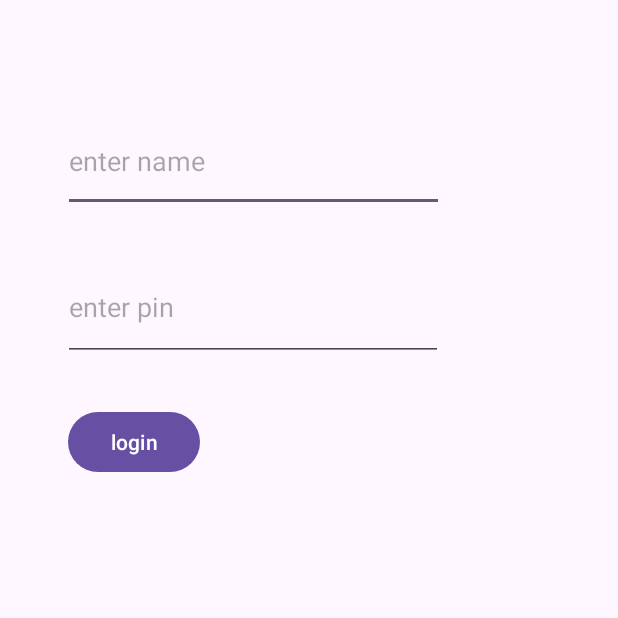
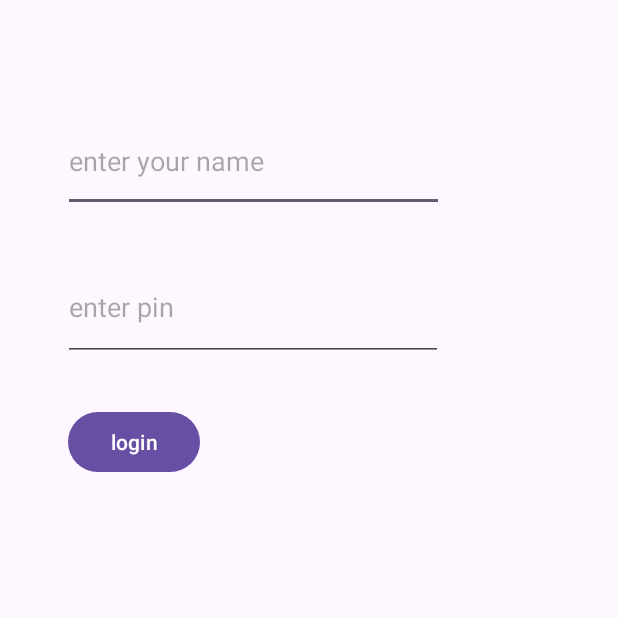
Before and after one commit to lunar-alt/login, an Android app: the screen it shows after launch (MainActivity), on a phone screen of 412 x 824 dp, the top half of it. Run offline under Robolectric (Android 15) with nearby library versions, the phone set to English and light mode, and no system bars.

```diff
--- a/app/src/main/java/com/example/login/MainActivity.kt
+++ b/app/src/main/java/com/example/login/MainActivity.kt
@@ -4,6 +4,7 @@ import android.content.Intent
 import android.net.Uri
 import androidx.appcompat.app.AppCompatActivity
 import android.os.Bundle
+import android.provider.AlarmClock
 import android.util.Log
 import android.view.View
 
@@ -18,5 +19,6 @@ class MainActivity : AppCompatActivity() {
         var dialIntent: Intent=Intent(Intent.ACTION_DIAL, Uri.parse("tel:9847531304"))
         var webIntent:Intent=Intent(Intent.ACTION_VIEW, Uri.parse("http://www.google.com"))
         startActivity(webIntent)
+
     }
 }
--- a/app/src/main/res/layout/activity_main.xml
+++ b/app/src/main/res/layout/activity_main.xml
@@ -13,7 +13,7 @@
         android:layout_marginStart="42dp"
         android:layout_marginTop="73dp"
         android:ems="10"
-        android:hint="enter name"
+        android:hint="@string/hint_entername"
         android:inputType="text"
         app:layout_constraintStart_toStartOf="parent"
         app:layout_constraintTop_toTopOf="parent" />
@@ -24,7 +24,7 @@
         android:layout_height="71dp"
         android:layout_marginTop="28dp"
         android:ems="10"
-        android:hint="enter pin"
+        android:hint="@string/hint_enterpin"
         android:inputType="numberPassword"
         app:layout_constraintStart_toStartOf="@+id/editTextText"
         app:layout_constraintTop_toBottomOf="@+id/editTextText" />
@@ -35,7 +35,7 @@
         android:layout_height="wrap_content"
         android:layout_marginStart="3dp"
         android:layout_marginTop="30dp"
-        android:text="login"
+        android:text="@string/login_label"
         android:onClick="clickHandler"
         app:layout_constraintStart_toStartOf="@+id/editTextTextPassword"
         app:layout_constraintTop_toBottomOf="@+id/editTextTextPassword" />
--- a/app/src/main/res/values/strings.xml
+++ b/app/src/main/res/values/strings.xml
@@ -1,3 +1,6 @@
 <resources>
     <string name="app_name">login</string>
+    <string name="hint_entername">enter your name</string>
+    <string name="hint_enterpin">enter pin</string>
+    <string name="login_label">login</string>
 </resources>
```
Also changed, not shown: 1 other file.
